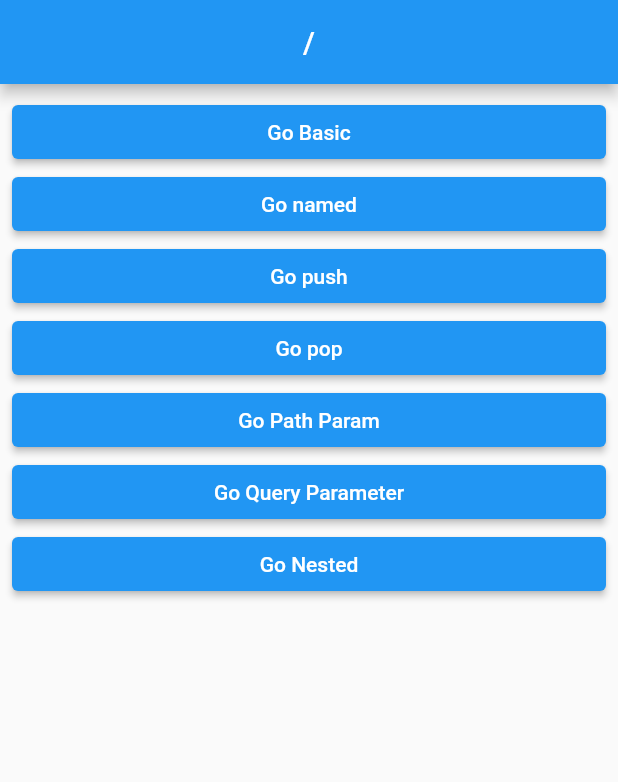
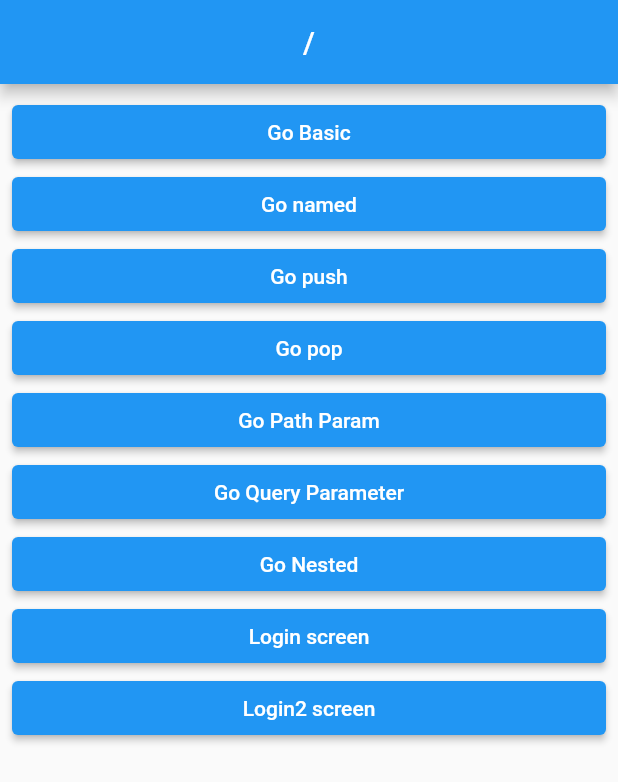
Before and after one commit to so0ng0970/river_pod, a Flutter app: the screen it shows after launch, on a phone screen of 412 x 824 dp. Shown: the top 782 px of the screen. Run offline on Flutter 3.47's test engine with Material 2 defaults, Android fonts, the phone set to English and light mode, and no system bars; our stand-ins replace flutter_riverpod, go_router, riverpod_annotation; generated files the repository leaves out were written again.

```diff
--- a/lib/go_louter/route/router.dart
+++ b/lib/go_louter/route/router.dart
@@ -6,12 +6,25 @@ import 'package:river_pd/go_louter/screens/4_pop_base_screen.dart';
 import 'package:river_pd/go_louter/screens/5_pop_return_screen.dart';
 import 'package:river_pd/go_louter/screens/7_query_parameter_screen.dart';
 import 'package:river_pd/go_louter/screens/8_nested_screen.dart';
+import 'package:river_pd/go_louter/screens/9_login_screen.dart';
+import 'package:river_pd/go_louter/screens/9_private_screen.dart';
 import 'package:river_pd/go_louter/screens/root_screen.dart';
 
 import '../screens/6_path_param_screen.dart';
 import '../screens/8_child_screen.dart';
 
+// 로그인이 된지 안됐는지
+bool authState = false;
+
 final router = GoRouter(
+  redirect: (context, state) {
+    // return string (path) -> 해당 패스로 이동한다
+    // return null -> 원래 이동하려던 라우트로 이동한다
+    if (state.location == '/login/private' && !authState) {
+      return '/login';
+    }
+    return null;
+  },
   routes: [
     GoRoute(
       path: '/',
@@ -102,6 +115,32 @@ final router = GoRouter(
             ),
           ],
         ),
+        GoRoute(
+          path: 'login',
+          builder: (_, state) => const LoginScreen(),
+          routes: [
+            GoRoute(
+              path: 'private',
+              builder: (_, state) => const PrivateScreen(),
+            )
+          ],
+        ),
+        GoRoute(
+          path: 'login2',
+          builder: (_, state) => const LoginScreen(),
+          routes: [
+            GoRoute(
+              path: 'private',
+              builder: (_, state) => const PrivateScreen(),
+              redirect: (context, state) {
+                if (!authState) {
+                  return '/login2';
+                }
+                return null;
+              },
+            )
+          ],
+        )
       ],
     ),
   ],
--- a/lib/go_louter/screens/root_screen.dart
+++ b/lib/go_louter/screens/root_screen.dart
@@ -72,6 +72,26 @@ class RootScreen extends StatelessWidget {
               'Go Nested',
             ),
           ),
+          ElevatedButton(
+            onPressed: () {
+              context.go(
+                '/login',
+              );
+            },
+            child: const Text(
+              'Login screen',
+            ),
+          ),
+          ElevatedButton(
+            onPressed: () {
+              context.go(
+                '/login2',
+              );
+            },
+            child: const Text(
+              'Login2 screen',
+            ),
+          ),
         ],
       ),
     );
```
Also changed, not shown: lib/go_louter/screens/9_login_screen.dart (added, +45 -0 lines), lib/go_louter/screens/9_private_screen.dart (added, +17 -0 lines).
